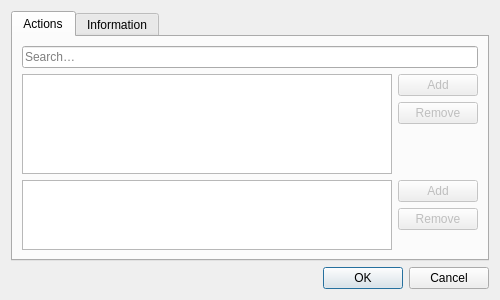
Old version of the form src/ui/preferences/MouseProfileDialog.ui in the repository OtterBrowser/otter-browser.
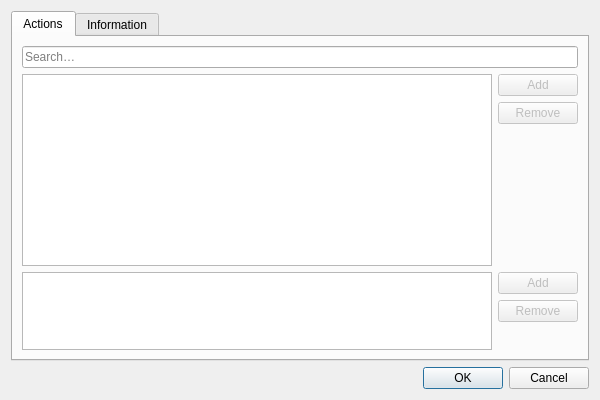
New version of the form. Custom widgets are drawn as their Qt base class.

Commit message: Show parameters in mouse profile editor

```diff
--- a/src/ui/preferences/MouseProfileDialog.ui
+++ b/src/ui/preferences/MouseProfileDialog.ui
@@ -6,8 +6,8 @@
    <rect>
     <x>0</x>
     <y>0</y>
-    <width>500</width>
-    <height>300</height>
+    <width>600</width>
+    <height>400</height>
    </rect>
   </property>
   <property name="windowTitle">
```
The commit also changes 1 other file.
